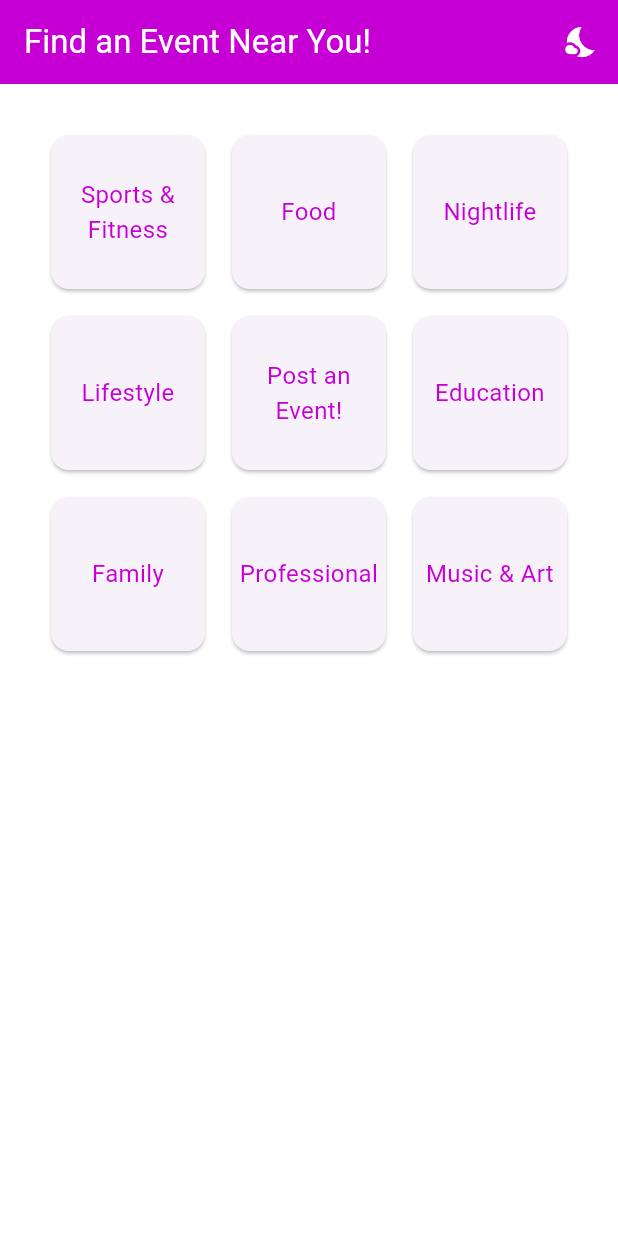
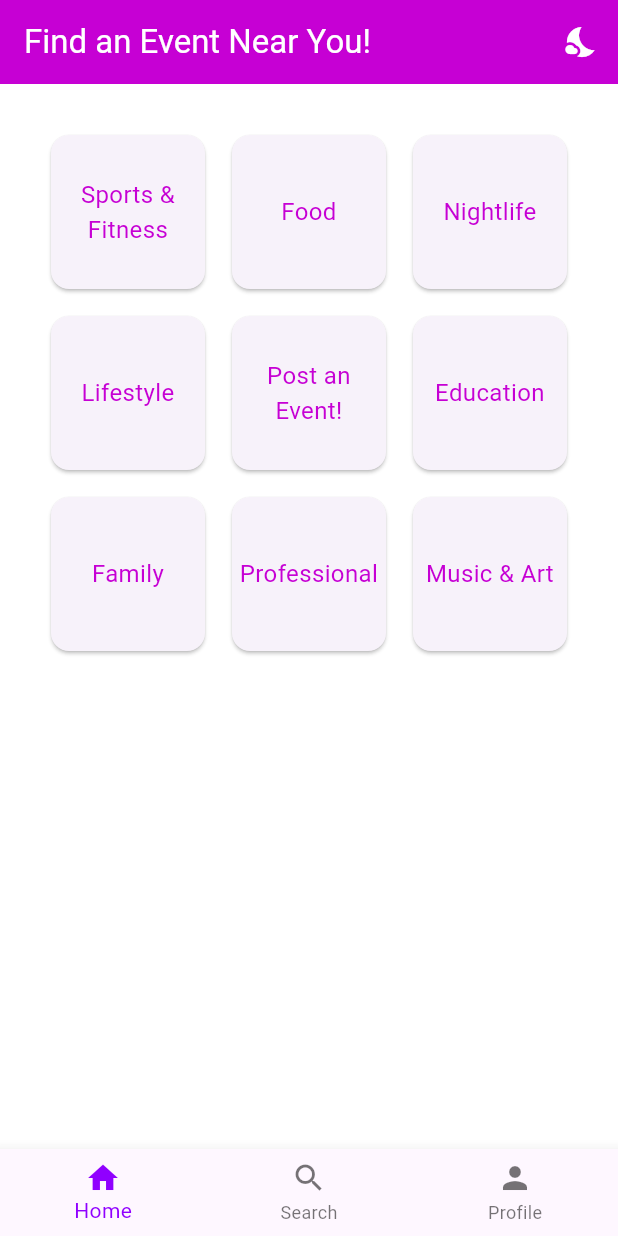
Before and after one commit to ggiacobbe2/events_finder_app, a Flutter app: the screen it shows after launch, on a phone screen of 412 x 824 dp. Run offline on Flutter 3.47's test engine with Material 3 defaults, Android fonts, the light colour scheme and no system bars.

Commit message:
added a navigation bar at the bottom for home page, search, and profile

```diff
--- a/lib/main.dart
+++ b/lib/main.dart
@@ -46,7 +46,9 @@
     );
 
     return MaterialApp(
-      theme: isDarkMode ? darkTheme : lightTheme,
+      theme: lightTheme,
+      darkTheme: darkTheme,
+      themeMode: isDarkMode ? ThemeMode.dark : ThemeMode.light,
       debugShowCheckedModeBanner: false,
       home: EventsHomePage(
        isDarkMode: isDarkMode,
@@ -71,6 +73,7 @@
 }
 
 class _EventsHomePageState extends State<EventsHomePage> {
+  int _selectedIndex = 0;
   final List<String> categories = [
     'Sports & Fitness',
     'Food',
@@ -82,6 +85,12 @@
     'Professional',
     'Music & Art',
   ];
+
+  void _onItemTapped(int index) {
+    setState(() {
+      _selectedIndex = index;
+    });
+  }
 
   @override
   Widget build(BuildContext context) {
@@ -101,7 +110,8 @@
         ],
       ),
       body: Center(
-        child: Padding(
+        child: _selectedIndex == 0
+          ? Padding(
             padding: EdgeInsets.all(30.0),
             child: GridView.count(
               crossAxisCount: 3,
@@ -131,7 +141,31 @@
                 );
              }).toList(),
             ),
+          )
+        : Center(
+            child: Text(
+              "Placeholder Text",
             ),
+          ),
+      ),
+      bottomNavigationBar: BottomNavigationBar(
+        items: const <BottomNavigationBarItem>[
+          BottomNavigationBarItem(
+            icon: Icon(Icons.home),
+            label: 'Home',
+          ),
+          BottomNavigationBarItem(
+            icon: Icon(Icons.search),
+            label: 'Search',
+          ),
+          BottomNavigationBarItem(
+            icon: Icon(Icons.person),
+            label: 'Profile',
+          ),
+        ],
+        currentIndex: _selectedIndex,
+        selectedItemColor: const Color.fromARGB(255, 144, 0, 255),
+        onTap: _onItemTapped,
       ),
     );
   }
```
Lines whose indentation alone changed are shown as unchanged.
